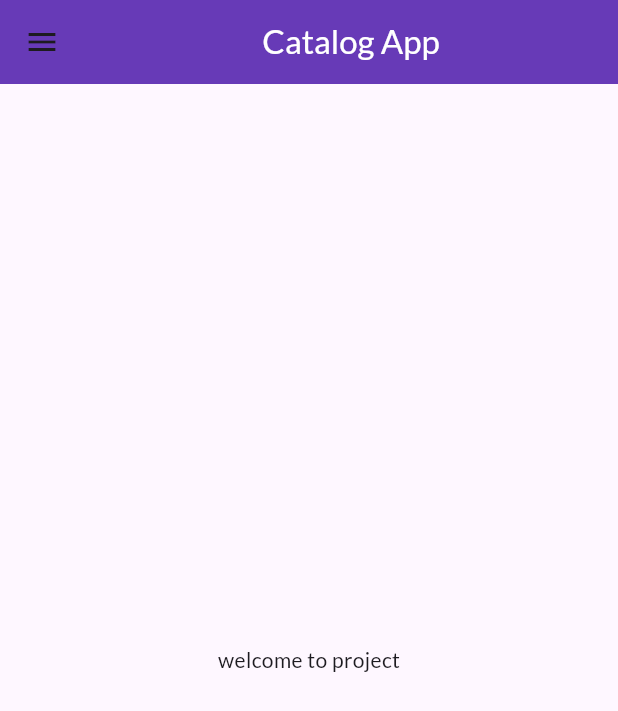
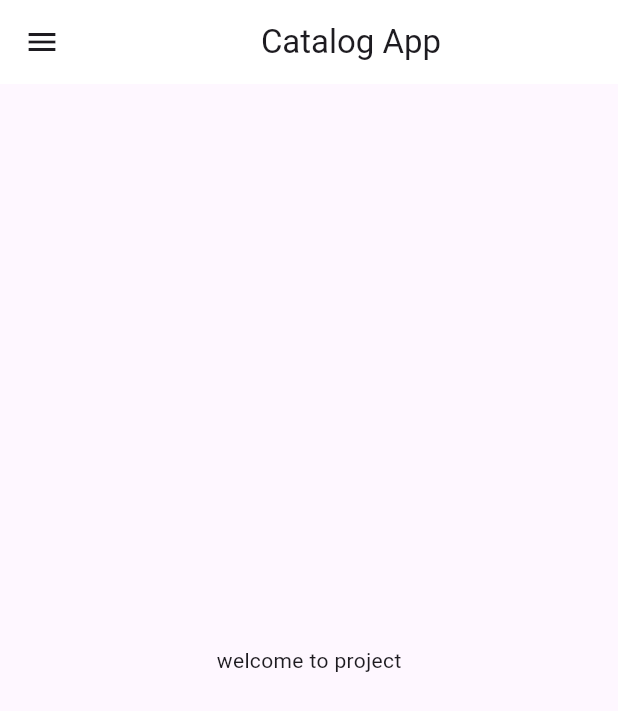
Before and after one commit to Sahil-sardhara/Catalog, a Flutter app: the screen it shows after launch, on a phone screen of 412 x 824 dp. Shown: the top 711 px of the screen. Run offline on Flutter 3.47's test engine with Material 3 defaults, Android fonts, the phone set to English and light mode, and no system bars; our stand-ins replace google_fonts.

Commit message:
days-8 theme Extracted

```diff
--- a/lib/main.dart
+++ b/lib/main.dart
@@ -3,6 +3,7 @@ import 'package:google_fonts/google_fonts.dart';
 import 'package:untitled/pages/home_page.dart';
 import 'package:untitled/pages/login_page.dart';
 import 'package:untitled/utils/routes.dart';
+import 'package:untitled/widget/themes.dart';
 
 void main(){
   runApp(Myapp());
@@ -14,11 +15,9 @@ class Myapp extends StatelessWidget {
   @override
   Widget build(BuildContext context) {
     return MaterialApp(
-      theme: ThemeData(
-        primarySwatch: Colors.deepPurple,
-          fontFamily:GoogleFonts.lato().fontFamily),
-
-      initialRoute: "/home",
+      theme: Mytheme.lighttheme(context),
+      initialRoute: Myroutes.homeroute,
+      debugShowCheckedModeBanner: false,
 
 
       routes: {
--- a/lib/pages/home_page.dart
+++ b/lib/pages/home_page.dart
@@ -7,9 +7,7 @@ import 'package:untitled/widget/drawer.dart';
    Widget build(BuildContext context) {
      return Scaffold(
        appBar: AppBar(
-         backgroundColor: Colors.deepPurple,
-
-         title: Center(child: Text('Catalog App',style: TextStyle(color: Colors.white),)),
+         title: Center(child: Text('Catalog App',)),
        ),
        body: Center(
          child: Container(
--- /dev/null
+++ b/lib/widget/themes.dart
@@ -0,0 +1,19 @@
+import 'package:flutter/material.dart';
+import 'package:google_fonts/google_fonts.dart';
+
+class Mytheme{
+
+   static ThemeData lighttheme(BuildContext context)=>ThemeData(
+       primarySwatch: Colors.deepPurple,
+       appBarTheme: AppBarTheme(
+          color: Colors.white,
+          elevation: 0.0,
+       ),
+       textTheme: Theme.of(context).textTheme,
+       fontFamily:GoogleFonts.lato().fontFamily);
+
+
+   static ThemeData darktheme(BuildContext context)=>ThemeData(
+      brightness: Brightness.dark,
+   );
+}
```
